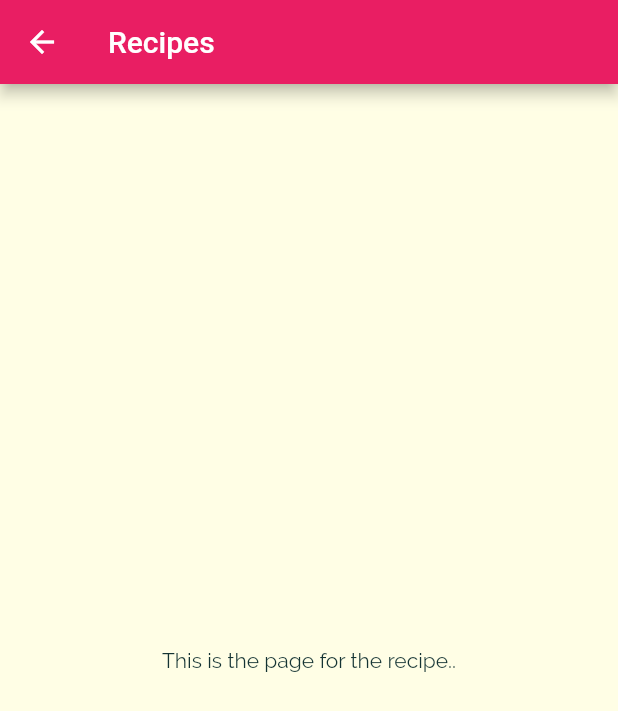
After one commit to AaryanSharmaNeupane/meals_app, a Flutter app: the screen it shows after launch, after a tap on "Italian", on a phone screen of 412 x 824 dp. The commit adds this screen. Shown: the top 711 px of the screen. Run offline on Flutter 3.47's test engine with Material 2 defaults, Android fonts, the phone set to English and light mode, and no system bars.

Commit message:
Navigate to meals screen page

```diff
--- a/lib/categories_item.dart
+++ b/lib/categories_item.dart
@@ -1,4 +1,5 @@
 import 'package:flutter/material.dart';
+import 'package:meals/categories_meals_screen.dart';
 
 class CategoriesItem extends StatelessWidget {
   final String title;
@@ -6,9 +7,19 @@ class CategoriesItem extends StatelessWidget {
 
   CategoriesItem(this.title, this.color);
 
+  Future selectCategory(BuildContext context) {
+    return Navigator.of(context).push(MaterialPageRoute(builder: (_) {
+      return CategoriesMealsScreen();
+    }));
+  }
+
   @override
   Widget build(BuildContext context) {
-    return Container(
+    return InkWell(
+      onTap: () => selectCategory(context),
+      splashColor: Theme.of(context).primaryColor,
+      borderRadius: BorderRadius.circular(15),
+      child: Container(
         padding: EdgeInsets.all(15),
         child: Text(
           title,
@@ -25,6 +36,7 @@ class CategoriesItem extends StatelessWidget {
           ),
           borderRadius: BorderRadius.circular(15),
         ),
+      ),
     );
   }
 }
--- /dev/null
+++ b/lib/categories_meals_screen.dart
@@ -0,0 +1,17 @@
+import 'package:flutter/material.dart';
+
+class CategoriesMealsScreen extends StatelessWidget {
+  const CategoriesMealsScreen({super.key});
+
+  @override
+  Widget build(BuildContext context) {
+    return Scaffold(
+      appBar: AppBar(
+        title: Text("Recipes"),
+      ),
+      body: Center(
+        child: Text("This is the page for the recipe.."),
+      ),
+    );
+  }
+}
```
Lines whose indentation alone changed are shown as unchanged.
